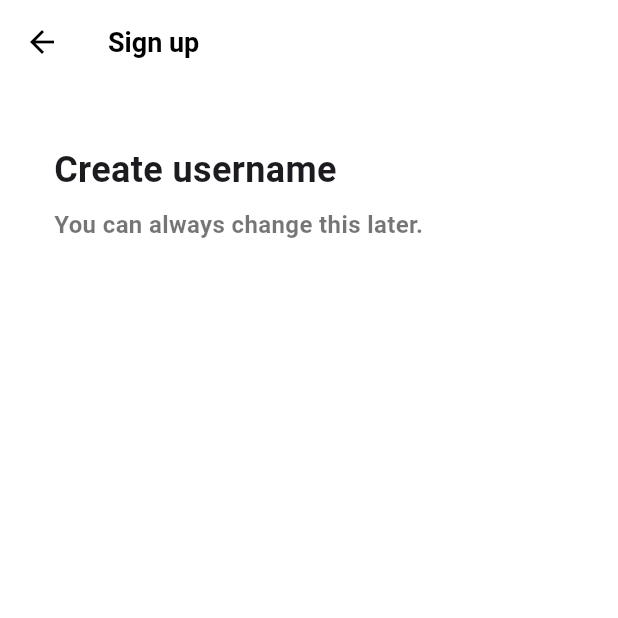
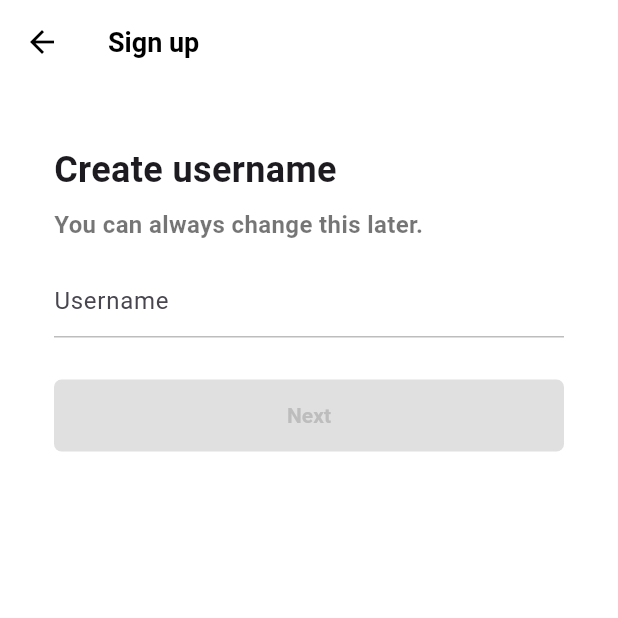
Before and after one commit to jon890/tiktok_clone, a Flutter app: the UsernameScreen screen opened directly, on a phone screen of 412 x 824 dp, the top half of it. Run offline on Flutter 3.47's test engine with Material 2 defaults, Android fonts, the phone set to English and light mode, and no system bars; our stand-ins replace font_awesome_flutter.

Commit message:
:lipstick: Create Username screen

```diff
--- a/lib/features/authentication/username_screen.dart
+++ b/lib/features/authentication/username_screen.dart
@@ -1,10 +1,39 @@
 import 'package:flutter/material.dart';
 import 'package:tiktok_clone/constants/gaps.dart';
+import 'package:tiktok_clone/features/authentication/widgets/form_button.dart';
 
 import '../../constants/sizes.dart';
 
-class UsernameScreen extends StatelessWidget {
+class UsernameScreen extends StatefulWidget {
   const UsernameScreen({super.key});
+
+  @override
+  State<UsernameScreen> createState() => _UsernameScreenState();
+}
+
+class _UsernameScreenState extends State<UsernameScreen> {
+  final TextEditingController _usernameController = TextEditingController();
+
+  String _username = "";
+
+  @override
+  void initState() {
+    super.initState();
+
+    _usernameController.addListener(() {
+      setState(() {
+        _username = _usernameController.text;
+      });
+    });
+  }
+
+  @override
+  void dispose() {
+    _usernameController.dispose();
+
+    // 마지막에 super.dispose()를 해라
+    super.dispose();
+  }
 
   @override
   Widget build(BuildContext context) {
@@ -12,23 +41,33 @@ class UsernameScreen extends StatelessWidget {
       appBar: AppBar(
         title: const Text("Sign up"),
       ),
-      body: const Padding(
-        padding: EdgeInsets.symmetric(horizontal: Sizes.size36),
-        child: Column(
-          crossAxisAlignment: CrossAxisAlignment.start,
-          children: [
+      body: Padding(
+        padding: const EdgeInsets.symmetric(horizontal: Sizes.size36),
+        child: Column(crossAxisAlignment: CrossAxisAlignment.start, children: [
           Gaps.v40,
-            Text("Create username",
+          const Text("Create username",
               style: TextStyle(
                   fontSize: Sizes.size24, fontWeight: FontWeight.w700)),
           Gaps.v8,
-            Text("You can always change this later.",
+          const Text("You can always change this later.",
               style: TextStyle(
                   color: Colors.black54,
                   fontSize: Sizes.size16,
-                    fontWeight: FontWeight.w600))
-          ],
+                  fontWeight: FontWeight.w600)),
+          Gaps.v16,
+          TextField(
+            controller: _usernameController,
+            cursorColor: Theme.of(context).primaryColor,
+            decoration: InputDecoration(
+                hintText: "Username",
+                enabledBorder: UnderlineInputBorder(
+                    borderSide: BorderSide(color: Colors.grey.shade400)),
+                focusedBorder: UnderlineInputBorder(
+                    borderSide: BorderSide(color: Colors.grey.shade400))),
           ),
+          Gaps.v28,
+          FormButton(disabled: _username.isEmpty)
+        ]),
       ),
     );
   }
--- /dev/null
+++ b/lib/features/authentication/widgets/form_button.dart
@@ -0,0 +1,38 @@
+import 'package:flutter/material.dart';
+
+import '../../../constants/sizes.dart';
+
+class FormButton extends StatelessWidget {
+  const FormButton({
+    super.key,
+    required this.disabled,
+  });
+
+  final bool disabled;
+
+  @override
+  Widget build(BuildContext context) {
+    return FractionallySizedBox(
+      widthFactor: 1,
+      child: AnimatedContainer(
+        duration: const Duration(milliseconds: 250),
+        padding: const EdgeInsets.symmetric(vertical: Sizes.size16),
+        decoration: BoxDecoration(
+            borderRadius: BorderRadius.circular(Sizes.size5),
+            color: disabled
+                ? Colors.grey.shade300
+                : Theme.of(context).primaryColor),
+        child: AnimatedDefaultTextStyle(
+          duration: const Duration(milliseconds: 250),
+          style: TextStyle(
+              color: disabled ? Colors.grey.shade400 : Colors.white,
+              fontWeight: FontWeight.w600),
+          child: const Text(
+            "Next",
+            textAlign: TextAlign.center,
+          ),
+        ),
+      ),
+    );
+  }
+}
```
Lines whose indentation alone changed are shown as unchanged.
